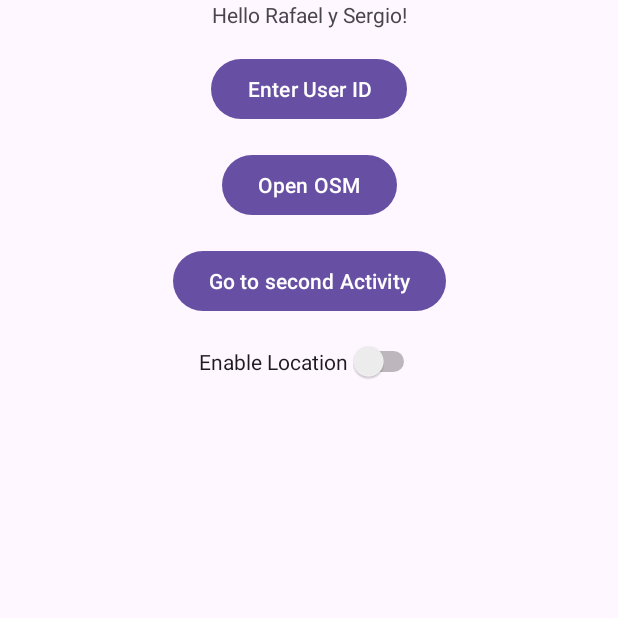
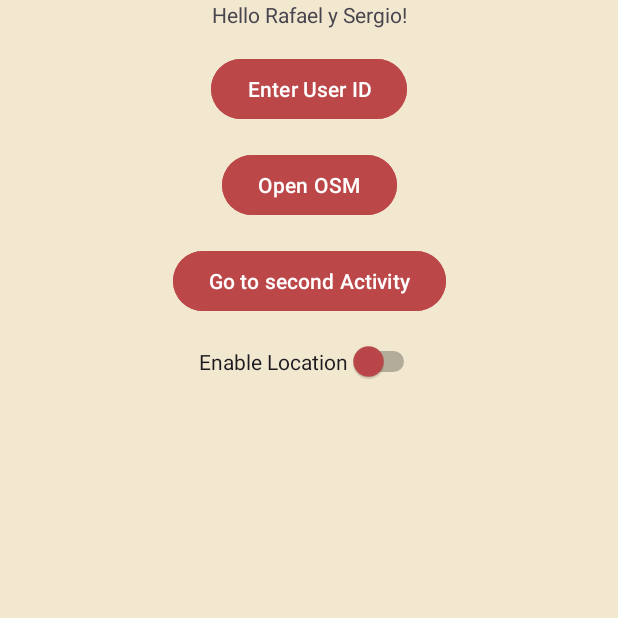
Before and after one commit to RafaelAguilar64/MADdefinitivo, an Android app: the screen it shows after launch (MainActivity), on a phone screen of 412 x 824 dp, the top half of it. Run offline under Robolectric (Android 15) with nearby library versions, the phone set to English and light mode, and no system bars.

Commit message:
Commit week 5 (Unfinished) App design changes

```diff
--- /dev/null
+++ b/app/src/main/res/drawable/baseline_maps_home_work_24.xml
@@ -0,0 +1,7 @@
+<vector xmlns:android="http://schemas.android.com/apk/res/android" android:height="24dp" android:tint="#BC4749" android:viewportHeight="24" android:viewportWidth="24" android:width="24dp">
+
+    <path android:fillColor="@android:color/white" android:pathData="M1,11l0,10l5,0l0,-6l4,0l0,6l5,0l0,-10l-7,-5z"/>
+
+    <path android:fillColor="@android:color/white" android:pathData="M10,3v1.97l7,5V11h2v2h-2v2h2v2h-2v4h6V3H10zM19,9h-2V7h2V9z"/>
+
+</vector>
--- a/app/src/main/res/layout/activity_main.xml
+++ b/app/src/main/res/layout/activity_main.xml
@@ -10,13 +10,15 @@
 
     <androidx.constraintlayout.widget.ConstraintLayout
         android:layout_width="match_parent"
-    android:layout_height="match_parent">
+        android:layout_height="match_parent"
+        android:background="#386641"
+        android:backgroundTint="#F2E8CF">
 
         <TextView
+            android:id="@+id/mainTextView"
             android:layout_width="wrap_content"
             android:layout_height="wrap_content"
             android:text="Hello Rafael y Sergio!"
-        android:id="@+id/mainTextView"
             app:layout_constraintBottom_toTopOf="@+id/userIdentifierButton"
             app:layout_constraintEnd_toEndOf="parent"
             app:layout_constraintStart_toStartOf="parent"
@@ -26,43 +28,46 @@
             android:id="@+id/userIdentifierButton"
             android:layout_width="wrap_content"
             android:layout_height="wrap_content"
+            android:layout_marginTop="16dp"
+            android:backgroundTint="#BC4749"
             android:text="Enter User ID"
-        android:layout_marginTop="16dp"
-        app:layout_constraintTop_toBottomOf="@id/mainTextView"
+            app:layout_constraintEnd_toEndOf="parent"
             app:layout_constraintStart_toStartOf="parent"
-        app:layout_constraintEnd_toEndOf="parent"/>
+            app:layout_constraintTop_toBottomOf="@id/mainTextView" />
 
         <Button
             android:id="@+id/osmButton"
             android:layout_width="wrap_content"
             android:layout_height="wrap_content"
+            android:layout_marginTop="16dp"
+            android:backgroundTint="#BC4749"
             android:text="Open OSM"
-        android:layout_marginTop="16dp"
-        app:layout_constraintTop_toBottomOf="@id/userIdentifierButton"
+            app:layout_constraintEnd_toEndOf="parent"
             app:layout_constraintStart_toStartOf="parent"
-        app:layout_constraintEnd_toEndOf="parent" />
+            app:layout_constraintTop_toBottomOf="@id/userIdentifierButton" />
 
         <Button
             android:id="@+id/navigateButton"
             android:layout_width="wrap_content"
             android:layout_height="wrap_content"
+            android:layout_marginTop="16dp"
+            android:backgroundTint="#BC4749"
             android:text="Go to second Activity"
-        android:layout_marginTop="16dp"
-        app:layout_constraintTop_toBottomOf="@id/osmButton"
+            app:layout_constraintEnd_toEndOf="parent"
             app:layout_constraintStart_toStartOf="parent"
-        app:layout_constraintEnd_toEndOf="parent" />
-
+            app:layout_constraintTop_toBottomOf="@id/osmButton" />
 
 
         <Switch
             android:id="@+id/locationSwitch"
             android:layout_width="wrap_content"
             android:layout_height="wrap_content"
+            android:layout_marginTop="16dp"
             android:text="Enable Location"
-        android:layout_marginTop="16dp"
-        app:layout_constraintTop_toBottomOf="@id/navigateButton"
+            android:thumbTint="#BC4749"
+            app:layout_constraintEnd_toEndOf="parent"
             app:layout_constraintStart_toStartOf="parent"
-        app:layout_constraintEnd_toEndOf="parent" />
+            app:layout_constraintTop_toBottomOf="@id/navigateButton" />
 
     </androidx.constraintlayout.widget.ConstraintLayout>
 
@@ -71,5 +76,7 @@
         android:layout_width="wrap_content"
         android:layout_height="match_parent"
         android:layout_gravity="start"
-        app:menu="@menu/drawer_menu" />
+        android:background="#386641"
+        app:menu="@menu/drawer_menu"
+        app:itemTextColor="#FFFFFF" />
 </androidx.drawerlayout.widget.DrawerLayout>
--- a/app/src/main/res/layout/activity_open_street_maps.xml
+++ b/app/src/main/res/layout/activity_open_street_maps.xml
@@ -11,6 +11,7 @@
         android:id="@+id/map"
         android:layout_width="0dp"
         android:layout_height="0dp"
+        android:background="#F2E8CF"
         app:layout_constraintBottom_toBottomOf="parent"
         app:layout_constraintEnd_toEndOf="parent"
         app:layout_constraintHorizontal_bias="0.0"
--- a/app/src/main/res/layout/activity_third.xml
+++ b/app/src/main/res/layout/activity_third.xml
@@ -5,14 +5,16 @@
     android:id="@+id/main"
     android:layout_width="match_parent"
     android:layout_height="match_parent"
+    android:background="#F2E8CF"
     tools:context=".ThirdActivity">
 
     <Button
         android:id="@+id/buttonToSecond"
         android:layout_width="wrap_content"
         android:layout_height="wrap_content"
+        android:backgroundTint="#BC4749"
         android:text="Go to Second Activity"
         app:layout_constraintBottom_toBottomOf="parent"
-        app:layout_constraintStart_toStartOf="parent"
-        app:layout_constraintEnd_toEndOf="parent" />
+        app:layout_constraintEnd_toEndOf="parent"
+        app:layout_constraintStart_toStartOf="parent" />
 </androidx.constraintlayout.widget.ConstraintLayout>
--- a/app/src/main/res/menu/drawer_menu.xml
+++ b/app/src/main/res/menu/drawer_menu.xml
@@ -1,18 +1,22 @@
 <menu xmlns:android="http://schemas.android.com/apk/res/android">
     <item
         android:id="@+id/nav_home"
-        android:icon="@drawable/baseline_home_24"
+        android:icon="@drawable/baseline_maps_home_work_24"
+        android:iconTint="#BC4749"
         android:title="Home" />
     <item
         android:id="@+id/nav_second_activity"
         android:icon="@drawable/baseline_checklist_rtl_24"
+        android:iconTint="#BC4749"
         android:title="Second Activity" />
     <item
         android:id="@+id/nav_open_street_map"
         android:icon="@drawable/baseline_map_24"
+        android:iconTint="#BC4749"
         android:title="OpenStreetMap Activity" />
     <item
         android:id="@+id/nav_settings"
         android:icon="@drawable/baseline_app_settings_alt_24"
+        android:iconTint="#BC4749"
         android:title="Settings" />
 </menu>
```
Also changed, not shown: app/src/main/res/layout/activity_second.xml (+13 -7 lines), app/src/main/res/layout/activity_settings.xml (+11 -9 lines), app/src/main/res/layout/listview_header.xml (+17 -8 lines). Lines whose indentation alone changed are shown as unchanged.
